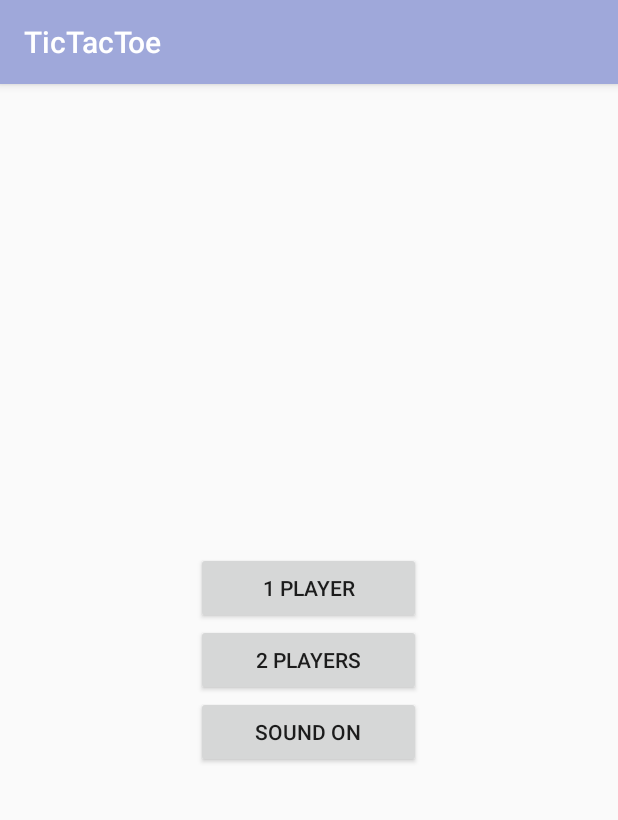
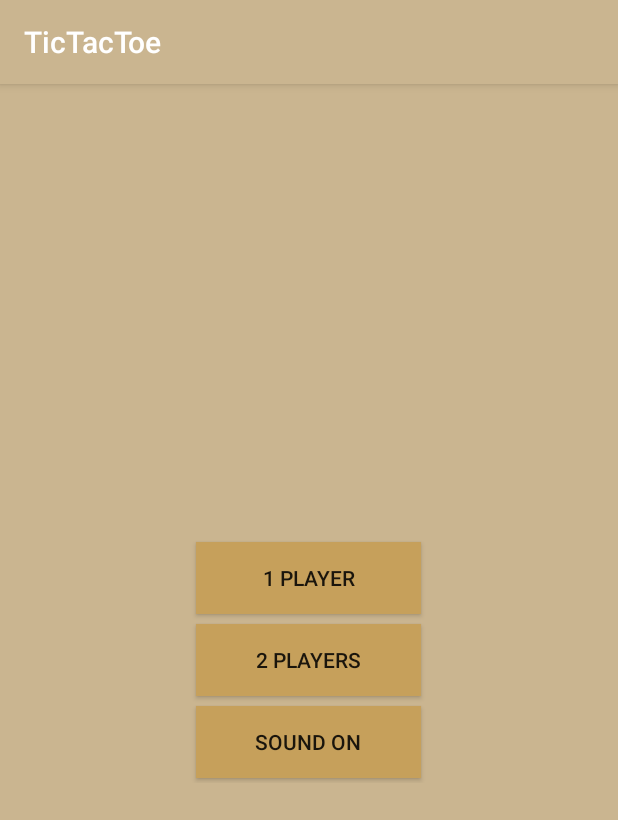
Before and after one commit to SergiyBojko/TicTacToe, an Android app: the screen it shows after launch (MainActivity), on a phone screen of 412 x 824 dp. Shown: the top 820 px of the screen. Run offline under Robolectric (Android 15) with nearby library versions, the phone set to English and light mode, and no system bars.

Commit message:
minor changes

```diff
--- a/app/src/main/res/layout/activity_game_screen.xml
+++ b/app/src/main/res/layout/activity_game_screen.xml
@@ -1,6 +1,7 @@
 <?xml version="1.0" encoding="utf-8"?>
 <RelativeLayout xmlns:android="http://schemas.android.com/apk/res/android"
     xmlns:tools="http://schemas.android.com/tools"
+    android:orientation="vertical"
     android:layout_width="match_parent"
     android:layout_height="match_parent"
     android:padding="0dp"
--- a/app/src/main/res/layout/activity_main.xml
+++ b/app/src/main/res/layout/activity_main.xml
@@ -7,6 +7,7 @@
     android:paddingLeft="@dimen/activity_horizontal_margin"
     android:paddingRight="@dimen/activity_horizontal_margin"
     android:paddingTop="@dimen/activity_vertical_margin"
+    android:background="@color/colorPrimary"
     tools:context="com.amegars.tictactoe.MainActivity">
 
     <LinearLayout
@@ -20,21 +21,27 @@
             android:layout_height="wrap_content"
             android:text="1 player"
             android:id="@+id/button"
-            android:layout_gravity="center_horizontal" />
+            android:layout_gravity="center_horizontal"
+            android:background="@color/colorPrimaryDark"
+            android:layout_margin="3dp"/>
 
         <Button
             android:layout_width="150dp"
             android:layout_height="wrap_content"
             android:text="2 players"
             android:id="@+id/button2"
-            android:layout_gravity="center_horizontal" />
+            android:layout_gravity="center_horizontal"
+            android:background="@color/colorPrimaryDark"
+            android:layout_margin="3dp"/>
 
         <Button
             android:layout_width="150dp"
             android:layout_height="wrap_content"
             android:text="Sound On"
             android:id="@+id/button3"
-            android:layout_gravity="center_horizontal" />
+            android:layout_gravity="center_horizontal"
+            android:background="@color/colorPrimaryDark"
+            android:layout_margin="3dp"/>
 
     </LinearLayout>
 </RelativeLayout>
--- a/app/src/main/res/values/colors.xml
+++ b/app/src/main/res/values/colors.xml
@@ -1,7 +1,7 @@
 <?xml version="1.0" encoding="utf-8"?>
 <resources>
-    <color name="colorPrimary">#9fa8da</color>
-    <color name="colorPrimaryDark">#7986cb</color>
+    <color name="colorPrimary">#cab590</color>
+    <color name="colorPrimaryDark">#c6a05b</color>
     <color name="colorAccent">#FF4081</color>
     <color name="darkBlue">#030059</color>
     <color name="darkRed">#6e0002</color>
```
Also changed, not shown: app/src/main/AndroidManifest.xml (+8 -2 lines).
